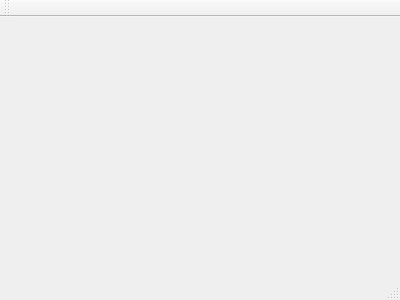
This is ipiwolf/mainwindow.ui in vstebe/ipiwolf as Qt 5 draws it before an edit. The edited form follows.
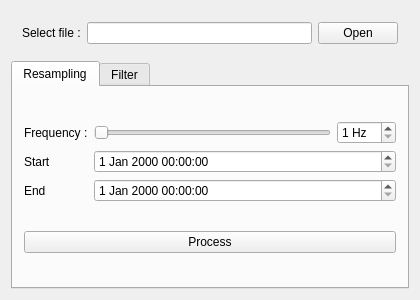
This is the edited form. Icons and pictures are not drawn.

What changed in the file:
```diff
--- a/ipiwolf/mainwindow.ui
+++ b/ipiwolf/mainwindow.ui
@@ -6,33 +6,127 @@
    <rect>
     <x>0</x>
     <y>0</y>
-    <width>400</width>
+    <width>420</width>
     <height>300</height>
    </rect>
   </property>
   <property name="windowTitle">
    <string>IPIwolf</string>
   </property>
-  <widget class="QWidget" name="centralWidget"/>
-  <widget class="QMenuBar" name="menuBar">
-   <property name="geometry">
-    <rect>
-     <x>0</x>
-     <y>0</y>
-     <width>400</width>
-     <height>25</height>
-    </rect>
-   </property>
+  <property name="windowIcon">
+   <iconset>
+    <normaloff>images/wolf.png</normaloff>images/wolf.png</iconset>
+  </property>
+  <widget class="QWidget" name="centralWidget">
+   <layout class="QVBoxLayout" name="verticalLayout">
+    <item>
+     <widget class="QWidget" name="widget" native="true">
+      <layout class="QHBoxLayout" name="horizontalLayout">
+       <item>
+        <widget class="QLabel" name="label">
+         <property name="text">
+          <string>Select file :</string>
+         </property>
+        </widget>
+       </item>
+       <item>
+        <widget class="QLineEdit" name="txtFile"/>
+       </item>
+       <item>
+        <widget class="QPushButton" name="btnOpen">
+         <property name="text">
+          <string>Open</string>
+         </property>
+        </widget>
+       </item>
+      </layout>
+     </widget>
+    </item>
+    <item>
+     <widget class="QTabWidget" name="tabWidget">
+      <property name="currentIndex">
+       <number>0</number>
+      </property>
+      <widget class="QWidget" name="Resampling">
+       <attribute name="title">
+        <string>Resampling</string>
+       </attribute>
+       <layout class="QVBoxLayout" name="verticalLayout_2">
+        <item>
+         <layout class="QGridLayout" name="gridLayout">
+          <item row="2" column="0">
+           <widget class="QLabel" name="label_3">
+            <property name="text">
+             <string>Start</string>
+            </property>
+           </widget>
+          </item>
+          <item row="1" column="2">
+           <widget class="QSpinBox" name="spinBox">
+            <property name="suffix">
+             <string> Hz</string>
+            </property>
+            <property name="minimum">
+             <number>1</number>
+            </property>
+            <property name="maximum">
+             <number>55</number>
+            </property>
+           </widget>
+          </item>
+          <item row="1" column="1">
+           <widget class="QSlider" name="horizontalSlider">
+            <property name="minimum">
+             <number>1</number>
+            </property>
+            <property name="maximum">
+             <number>55</number>
+            </property>
+            <property name="orientation">
+             <enum>Qt::Horizontal</enum>
+            </property>
+           </widget>
+          </item>
+          <item row="1" column="0">
+           <widget class="QLabel" name="label_2">
+            <property name="text">
+             <string>Frequency :</string>
+            </property>
+           </widget>
+          </item>
+          <item row="3" column="0">
+           <widget class="QLabel" name="label_4">
+            <property name="text">
+             <string>End</string>
+            </property>
+           </widget>
+          </item>
+          <item row="2" column="1" colspan="2">
+           <widget class="QDateTimeEdit" name="dateTimeEdit"/>
+          </item>
+          <item row="3" column="1" colspan="2">
+           <widget class="QDateTimeEdit" name="dateTimeEdit_2"/>
+          </item>
+         </layout>
+        </item>
+        <item>
+         <widget class="QPushButton" name="pushButton">
+          <property name="text">
+           <string>Process</string>
+          </property>
+         </widget>
+        </item>
+       </layout>
+      </widget>
+      <widget class="QWidget" name="tab_2">
+       <attribute name="title">
+        <string>Filter</string>
+       </attribute>
+      </widget>
+     </widget>
+    </item>
+   </layout>
   </widget>
-  <widget class="QToolBar" name="mainToolBar">
-   <attribute name="toolBarArea">
-    <enum>TopToolBarArea</enum>
-   </attribute>
-   <attribute name="toolBarBreak">
-    <bool>false</bool>
-   </attribute>
-  </widget>
-  <widget class="QStatusBar" name="statusBar"/>
  </widget>
  <layoutdefault spacing="6" margin="11"/>
  <resources/>
```
Left out of the diff: 35 changed lines with no effect on the pictures.
